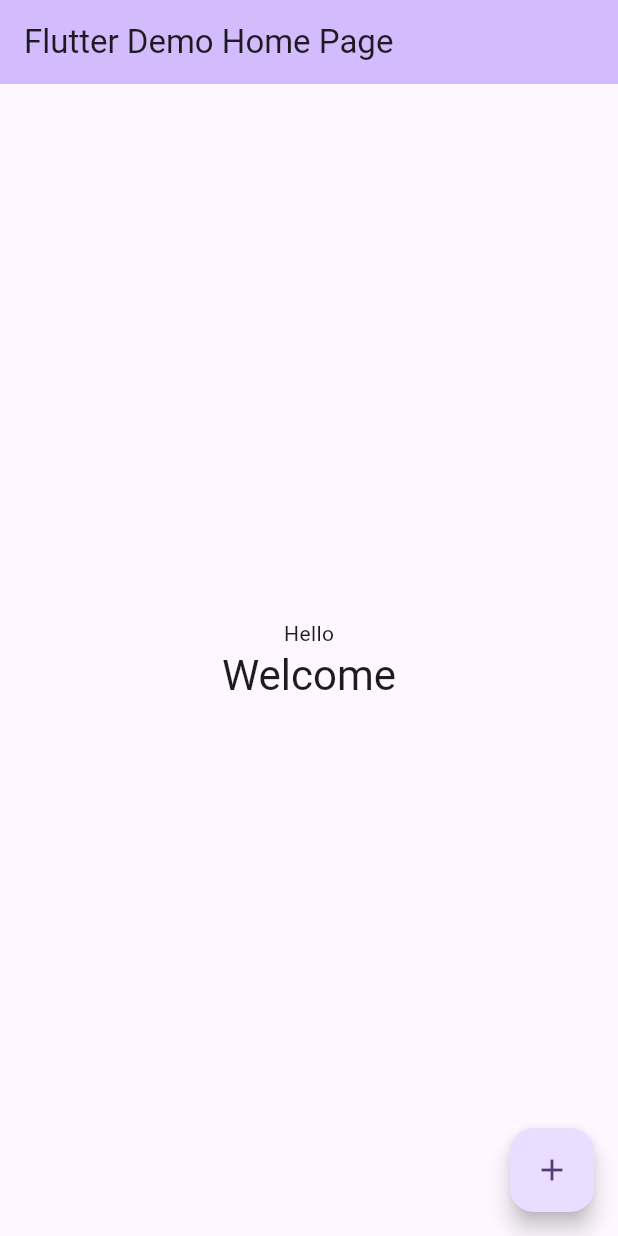
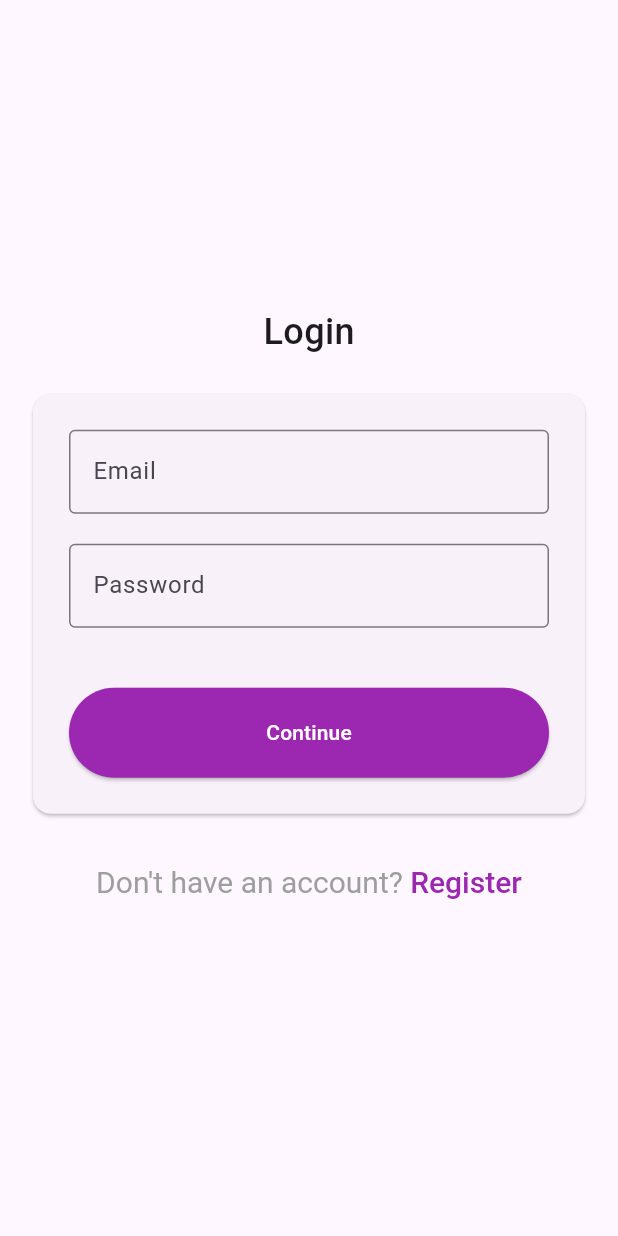
Before and after one commit to sugedavid/dace_banking_app, a Flutter app: the screen it shows after launch, on a phone screen of 412 x 824 dp. Run offline on Flutter 3.47's test engine with Material 2 defaults, Android fonts, the phone set to English and light mode, and no system bars; our stand-ins replace firebase_auth, firebase_core; accounts and stored records are empty.

Commit message:
feat: authentication

```diff
--- /dev/null
+++ b/lib/firebase_utils/authentication_utils.dart
@@ -0,0 +1,47 @@
+// register user
+import 'package:banking_app/shared/toast_notification.dart';
+import 'package:firebase_auth/firebase_auth.dart';
+import 'package:flutter/material.dart';
+
+// register a new user
+Future<void> registerUser(
+    String emailAddress, String password, BuildContext context) async {
+  try {
+    final credential =
+        await FirebaseAuth.instance.createUserWithEmailAndPassword(
+      email: emailAddress,
+      password: password,
+    );
+  } on FirebaseAuthException catch (e) {
+    if (e.code == 'weak-password') {
+      showToast('The password provided is too weak.', context);
+    } else if (e.code == 'email-already-in-use') {
+      showToast('The account already exists for that email.', context);
+    }
+  } catch (e) {
+    showToast(
+        'Oops! Could not register your account: ${e.toString()}', context);
+  }
+}
+
+// login a user
+Future<void> logInUser(
+    String emailAddress, String password, BuildContext context) async {
+  try {
+    final credential = await FirebaseAuth.instance.signInWithEmailAndPassword(
+      email: emailAddress,
+      password: password,
+    );
+    print(credential.toString());
+  } on FirebaseAuthException catch (e) {
+    if (e.code == 'user-not-found') {
+      showToast('No user found for that email.', context);
+    } else if (e.code == 'wrong-password') {
+      showToast('Wrong password provided for that user.', context);
+    } else if (e.code == 'INVALID_LOGIN_CREDENTIALS') {
+      showToast('Invalid login credentials', context);
+    }
+  } catch (e) {
+    showToast('Oops! Something went wrong: ${e.toString()}', context);
+  }
+}
--- a/lib/main.dart
+++ b/lib/main.dart
@@ -1,6 +1,10 @@
+import 'package:banking_app/views/Login/login_page.dart';
 import 'package:flutter/material.dart';
+import 'package:firebase_core/firebase_core.dart';
 
-void main() {
+void main() async {
+  WidgetsFlutterBinding.ensureInitialized();
+  await Firebase.initializeApp();
   runApp(const MyApp());
 }
 
@@ -11,12 +15,12 @@ class MyApp extends StatelessWidget {
   @override
   Widget build(BuildContext context) {
     return MaterialApp(
-      title: 'Flutter Demo',
+      title: 'Banking App',
       theme: ThemeData(
         colorScheme: ColorScheme.fromSeed(seedColor: Colors.deepPurple),
         useMaterial3: true,
       ),
-      home: const MyHomePage(title: 'Flutter Demo Home Page'),
+      home: const LogInPage(),
     );
   }
 }
--- /dev/null
+++ b/lib/shared/onboarding_scaffold.dart
@@ -0,0 +1,78 @@
+import 'package:flutter/gestures.dart';
+import 'package:flutter/material.dart';
+
+class OnBoardingScaffold extends StatelessWidget {
+  const OnBoardingScaffold({
+    super.key,
+    required this.title,
+    required this.body,
+    required this.richText,
+    required this.richActionText,
+    required this.onRichCallTap,
+  });
+
+  final String title;
+  final Widget body;
+  final String richText;
+  final String richActionText;
+  final Function() onRichCallTap;
+
+  @override
+  Widget build(BuildContext context) {
+    TextStyle defaultStyle =
+        const TextStyle(color: Colors.grey, fontSize: 20.0);
+    TextStyle linkStyle =
+        const TextStyle(color: Colors.purple, fontWeight: FontWeight.w500);
+
+    return Scaffold(
+      appBar: null,
+      body: Center(
+          child: Padding(
+        padding: const EdgeInsets.all(18.0),
+        child: Column(
+          mainAxisAlignment: MainAxisAlignment.center,
+          children: [
+            Text(
+              title,
+              style: const TextStyle(fontWeight: FontWeight.w500, fontSize: 24),
+            ),
+            const SizedBox(
+              height: 20,
+            ),
+
+            // body
+            Card(
+              child: Padding(
+                padding: const EdgeInsets.all(24.0),
+                child: body,
+              ),
+            ),
+
+            const SizedBox(
+              height: 30,
+            ),
+
+            RichText(
+              text: TextSpan(
+                text: richActionText,
+                style: defaultStyle,
+                children: <TextSpan>[
+                  TextSpan(
+                    text: richText,
+                    style: linkStyle,
+                    recognizer: TapGestureRecognizer()..onTap = onRichCallTap,
+                  ),
+                ],
+              ),
+            ),
+
+            const SizedBox(
+              height: 20,
+            ),
+            // cta
+          ],
+        ),
+      )),
+    );
+  }
+}
--- /dev/null
+++ b/lib/views/Login/login_page.dart
@@ -0,0 +1,72 @@
+import 'package:banking_app/shared/onboarding_scaffold.dart';
+import 'package:banking_app/firebase_utils/authentication_utils.dart';
+import 'package:flutter/material.dart';
+
+import '../Registration/registration_page.dart';
+
+class LogInPage extends StatelessWidget {
+  const LogInPage({super.key});
+
+  @override
+  Widget build(BuildContext context) {
+    final emailController = TextEditingController();
+    final passwordController = TextEditingController();
+
+    return OnBoardingScaffold(
+      title: 'Login',
+      body: Column(
+        crossAxisAlignment: CrossAxisAlignment.stretch,
+        children: [
+          // email
+          TextField(
+            controller: emailController,
+            keyboardType: TextInputType.emailAddress,
+            decoration: const InputDecoration(
+              border: OutlineInputBorder(),
+              labelText: 'Email',
+            ),
+          ),
+
+          const SizedBox(
+            height: 20,
+          ),
+
+          // password
+          TextField(
+            controller: passwordController,
+            obscureText: true,
+            decoration: const InputDecoration(
+              border: OutlineInputBorder(),
+              labelText: 'Password',
+            ),
+          ),
+
+          const SizedBox(
+            height: 40,
+          ),
+
+          // cta
+          ElevatedButton(
+            style: ElevatedButton.styleFrom(
+              backgroundColor: Colors.purple,
+              foregroundColor: Colors.white,
+            ),
+            onPressed: () => logInUser(
+                emailController.text, passwordController.text, context),
+            child: const Padding(
+              padding: EdgeInsets.all(20.0),
+              child: Text('Continue'),
+            ),
+          )
+        ],
+      ),
+      richActionText: "Don't have an account? ",
+      richText: 'Register',
+      onRichCallTap: () => Navigator.of(context).push(
+        MaterialPageRoute(
+          builder: (context) => const ResgistrationPage(),
+        ),
+      ),
+    );
+  }
+}
--- a/pubspec.yaml
+++ b/pubspec.yaml
@@ -31,10 +31,12 @@ dependencies:
   flutter:
     sdk: flutter
 
-
   # The following adds the Cupertino Icons font to your application.
   # Use with the CupertinoIcons class for iOS style icons.
   cupertino_icons: ^1.0.2
+  firebase_auth: ^4.16.0
+  cloud_firestore: ^4.14.0
+  firebase_core: ^2.24.2
 
 dev_dependencies:
   flutter_test:
@@ -52,7 +54,6 @@ dev_dependencies:
 
 # The following section is specific to Flutter packages.
 flutter:
-
   # The following line ensures that the Material Icons font is
   # included with your application, so that you can use the icons in
   # the material Icons class.
```
Also changed, not shown: lib/shared/dropdown_button.dart (added, +33 -0 lines), lib/shared/toast_notification.dart (added, +16 -0 lines), lib/views/Registration/registration_page.dart (added, +73 -0 lines), pubspec.lock, 16 other files.
